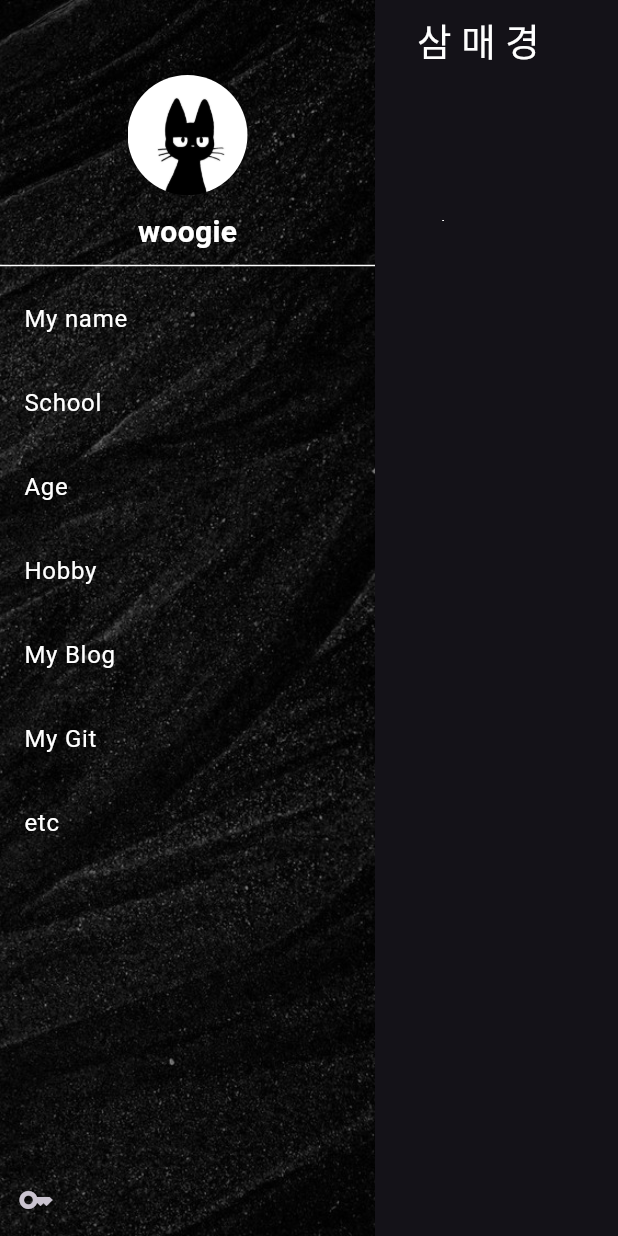
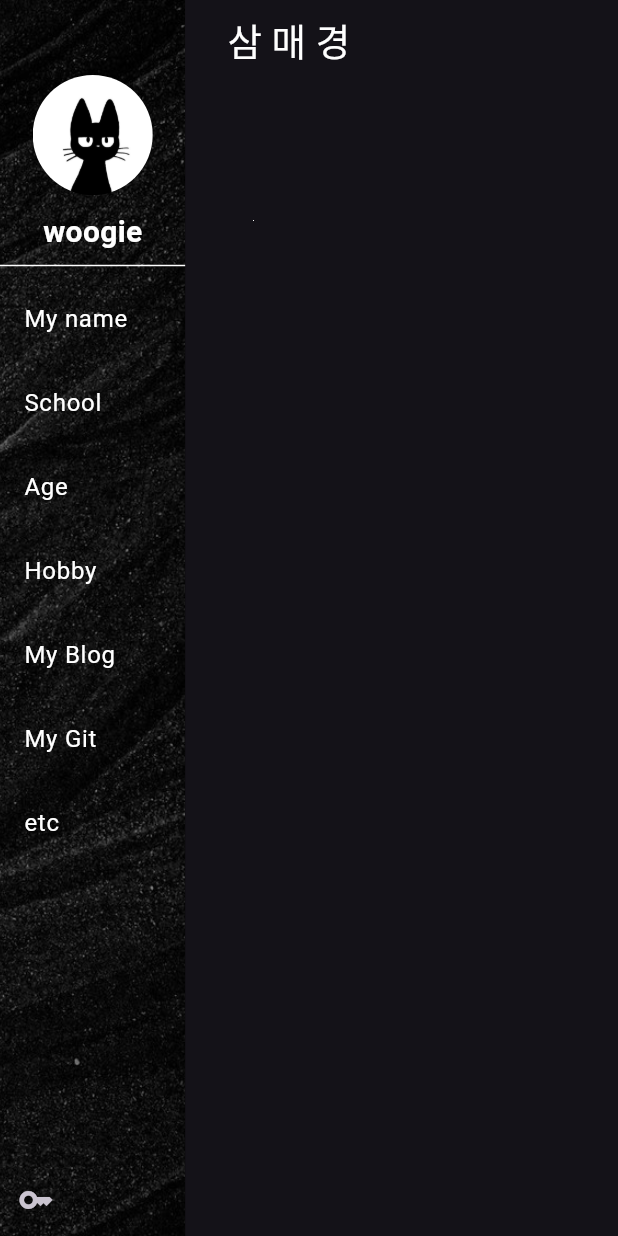
Before and after one commit to ujo-orr/my_webpage, a Flutter app: the screen it shows after launch, on a phone screen of 412 x 824 dp. Run offline on Flutter 3.47's test engine with Material 3 defaults, Android fonts, the light colour scheme and no system bars; our stand-ins replace cloud_firestore, firebase_auth, firebase_core, firebase_storage, flutter_html, flutter_riverpod and 2 more; missing offline and left inert: flutter_quill, flutter_quill_extensions, vsc_quill_delta_to_html; accounts and stored records are empty; generated files the repository leaves out were written again; Roboto replaces fonts that are missing (Onglyp_harunanum).

Commit message:
sidebar LayoutBuilder

```diff
--- a/lib/main.dart
+++ b/lib/main.dart
@@ -94,10 +94,18 @@ class MainLayout extends StatelessWidget {
   @override
   Widget build(BuildContext context) {
     return Scaffold(
-      body: Row(
+      body: LayoutBuilder(
+        builder: (context, constraints) {
+          // 화면 너비에 따라 사이드바의 비율을 조절
+          double sidebarWidth = constraints.maxWidth * 0.2; // 기본적으로 화면의 20%
+          if (constraints.maxWidth < 600) {
+            sidebarWidth = constraints.maxWidth * 0.3; // 작은 화면에서는 30%
+          }
+
+          return Row(
             children: [
               Container(
-            width: 250,
+                width: sidebarWidth,
                 decoration: BoxDecoration(
                   color: Colors.black,
                   image: DecorationImage(
@@ -110,6 +118,8 @@ class MainLayout extends StatelessWidget {
               ),
               Expanded(child: child),
             ],
+          );
+        },
       ),
     );
   }
```
Lines whose indentation alone changed are shown as unchanged.
